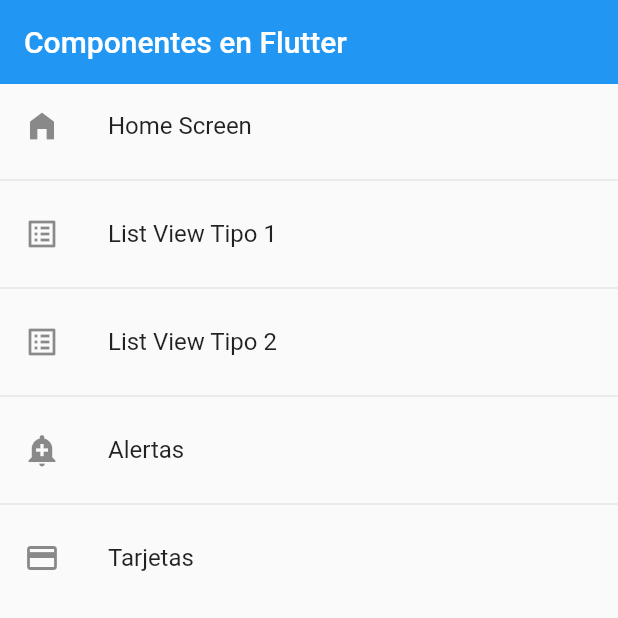
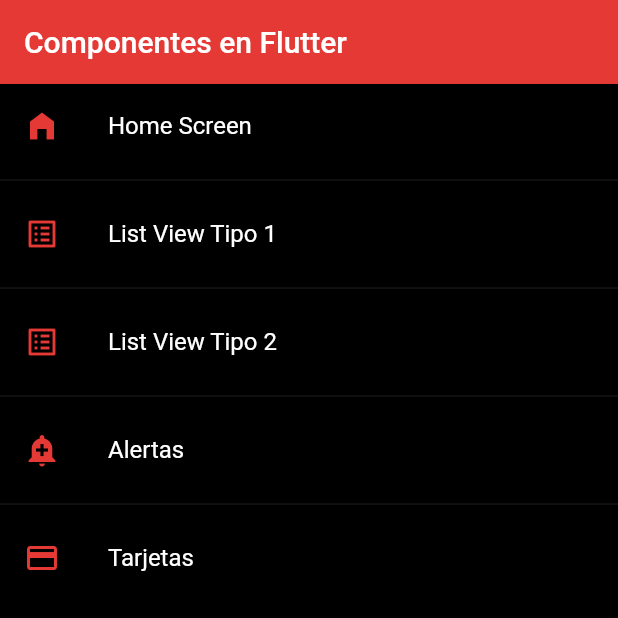
Before and after one commit to thevoidloop/flutterComponents, a Flutter app: the screen it shows after launch, on a phone screen of 412 x 824 dp, the top half of it. Run offline on Flutter 3.47's test engine with Material 2 defaults, Android fonts, the phone set to English and light mode, and no system bars.

Commit message:
clase 78

```diff
--- a/lib/main.dart
+++ b/lib/main.dart
@@ -1,5 +1,6 @@
 import 'package:flutter/material.dart';
 import 'package:fluttercomponents/router/app_routes.dart';
+import 'package:fluttercomponents/theme/app_theme.dart';
 
 void main() => runApp(const MyApp());
 
@@ -9,10 +10,12 @@
   @override
   Widget build(BuildContext context) {
     return MaterialApp(
-        debugShowCheckedModeBanner: false,
-        title: 'Material App',
-        initialRoute: AppRoutes.initialRoute,
-        routes: AppRoutes.getAppRoutes(),
-        onGenerateRoute: AppRoutes.onGenerateRoute);
+      debugShowCheckedModeBanner: false,
+      title: 'Material App',
+      initialRoute: AppRoutes.initialRoute,
+      routes: AppRoutes.getAppRoutes(),
+      onGenerateRoute: AppRoutes.onGenerateRoute,
+      theme: AppTheme.darkTheme,
+    );
   }
 }
--- a/lib/screens/home_screen.dart
+++ b/lib/screens/home_screen.dart
@@ -1,4 +1,5 @@
 import 'package:flutter/material.dart';
+
 import 'package:fluttercomponents/router/app_routes.dart';
 
 class HomeScreen extends StatelessWidget {
@@ -9,12 +10,13 @@
     return Scaffold(
         appBar: AppBar(
           title: const Text('Componentes en Flutter'),
-          elevation: 0,
         ),
         body: ListView.separated(
             itemBuilder: (context, index) => ListTile(
                   title: Text(AppRoutes.menuOption[index].name),
-                  leading: Icon(AppRoutes.menuOption[index].icon),
+                  leading: Icon(
+                    AppRoutes.menuOption[index].icon,
+                  ),
                   onTap: () {
                     Navigator.pushNamed(
                         context, AppRoutes.menuOption[index].route);
--- a/lib/screens/listview2_screen.dart
+++ b/lib/screens/listview2_screen.dart
@@ -18,8 +18,6 @@
             'ListView Tipo 2',
             style: TextStyle(fontSize: 24),
           ),
-          elevation: 0,
-          backgroundColor: Colors.indigo,
         ),
         body: ListView.separated(
             itemBuilder: (context, index) => ListTile(
--- /dev/null
+++ b/lib/theme/app_theme.dart
@@ -0,0 +1,21 @@
+import 'package:flutter/material.dart';
+
+class AppTheme {
+  static const Color primaryLigth = Colors.indigo;
+  static Color primaryDark = Colors.red.shade600;
+
+  static final ThemeData lightTheme = ThemeData.light().copyWith(
+      primaryColor: primaryLigth,
+      appBarTheme: const AppBarTheme(color: primaryLigth, elevation: 0),
+      textButtonTheme: TextButtonThemeData(
+          style: TextButton.styleFrom(foregroundColor: primaryLigth)),
+      iconTheme: const IconThemeData().copyWith(color: primaryLigth));
+
+  static final ThemeData darkTheme = ThemeData.dark().copyWith(
+      primaryColor: primaryDark,
+      appBarTheme: AppBarTheme(color: primaryDark, elevation: 0),
+      scaffoldBackgroundColor: Colors.black,
+      textButtonTheme: TextButtonThemeData(
+          style: TextButton.styleFrom(foregroundColor: primaryDark)),
+      iconTheme: const IconThemeData().copyWith(color: primaryDark));
+}
--- /dev/null
+++ b/lib/widget/widgets.dart
@@ -0,0 +1 @@
+export 'package:fluttercomponents/widget/custom_card_type1_widget.dart';
```
Also changed, not shown: lib/screens/card_screen.dart (+19 -3 lines), lib/widget/custom_card_type1_widget.dart (added, +39 -0 lines).
